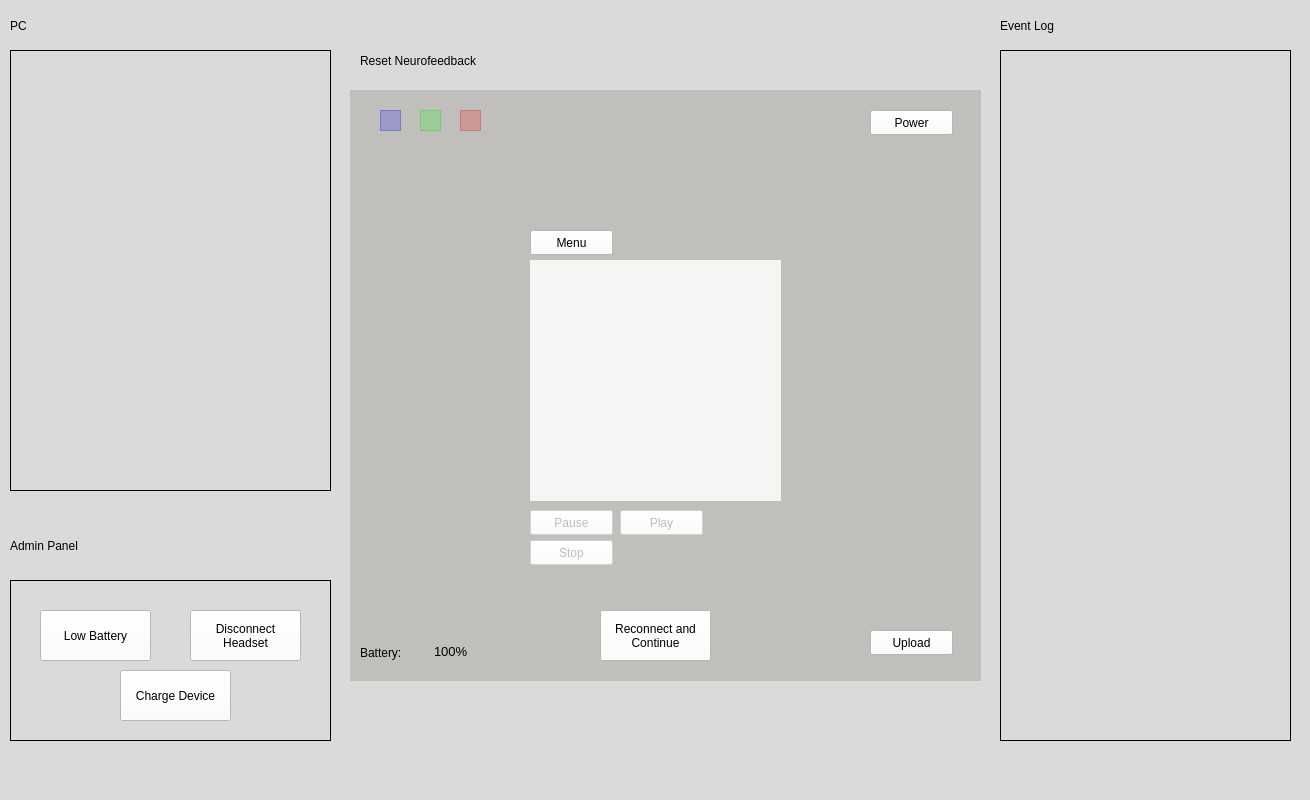
This is COMP3004_Project_Team11/mainwindow.ui in SaeidEl-Saadi/COMP3004-Team-11 as Qt 5 draws it before an edit. The edited form follows.
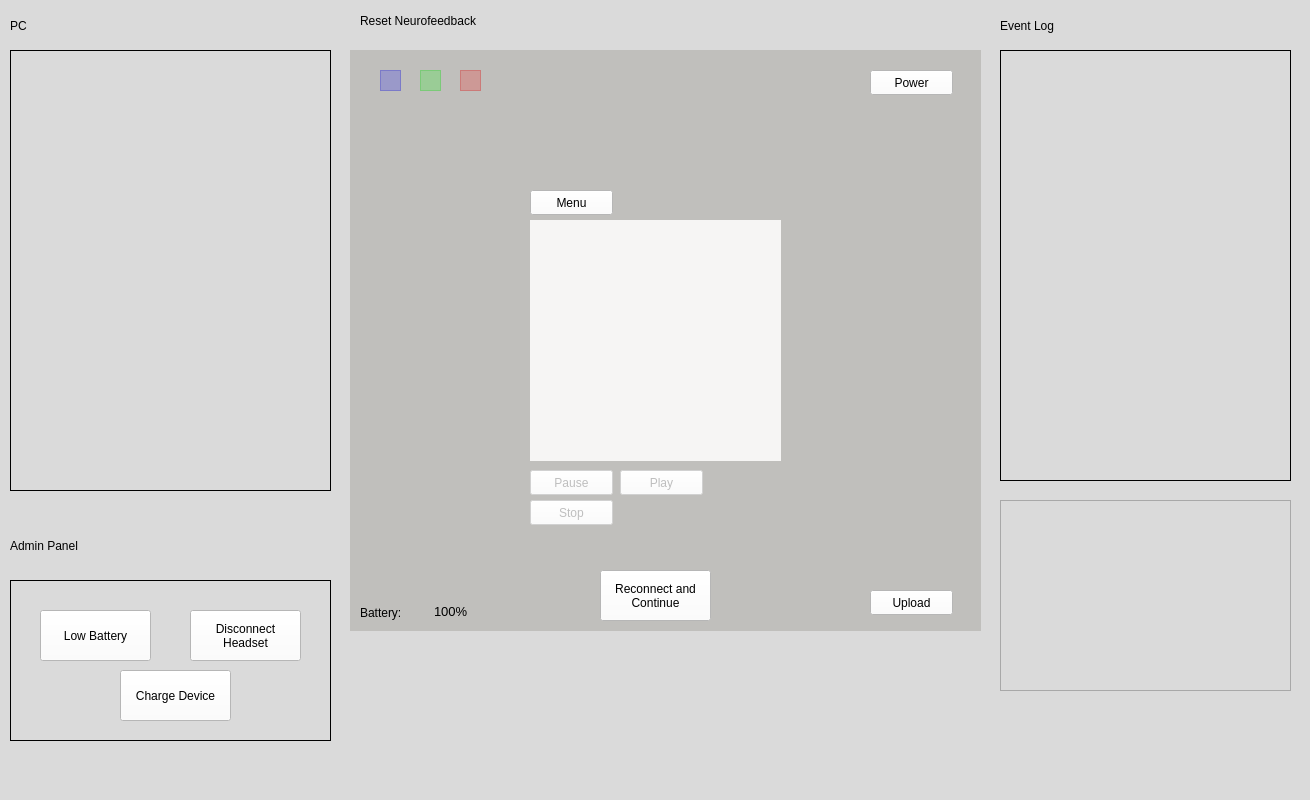
This is the edited form. Custom widgets are drawn as their Qt base class.

Diff of the .ui file:
```diff
--- a/COMP3004_Project_Team11/mainwindow.ui
+++ b/COMP3004_Project_Team11/mainwindow.ui
@@ -21,9 +21,9 @@
     <property name="geometry">
      <rect>
       <x>350</x>
-      <y>90</y>
+      <y>50</y>
       <width>631</width>
-      <height>591</height>
+      <height>581</height>
      </rect>
     </property>
     <property name="styleSheet">
@@ -517,7 +517,7 @@
       <x>1000</x>
       <y>50</y>
       <width>291</width>
-      <height>691</height>
+      <height>431</height>
      </rect>
     </property>
     <property name="styleSheet">
@@ -557,7 +557,7 @@
     <property name="geometry">
      <rect>
       <x>360</x>
-      <y>40</y>
+      <y>0</y>
       <width>481</width>
       <height>41</height>
      </rect>
@@ -699,6 +699,16 @@
      <string>Admin Panel</string>
     </property>
    </widget>
+   <widget class="QChartView" name="sinewaves">
+    <property name="geometry">
+     <rect>
+      <x>1000</x>
+      <y>500</y>
+      <width>291</width>
+      <height>191</height>
+     </rect>
+    </property>
+   </widget>
   </widget>
   <widget class="QMenuBar" name="menubar">
    <property name="geometry">
@@ -712,6 +722,13 @@
   </widget>
   <widget class="QStatusBar" name="statusbar"/>
  </widget>
+ <customwidgets>
+  <customwidget>
+   <class>QChartView</class>
+   <extends>QGraphicsView</extends>
+   <header>QtCharts/QChartView</header>
+  </customwidget>
+ </customwidgets>
  <resources/>
  <connections/>
 </ui>
```
